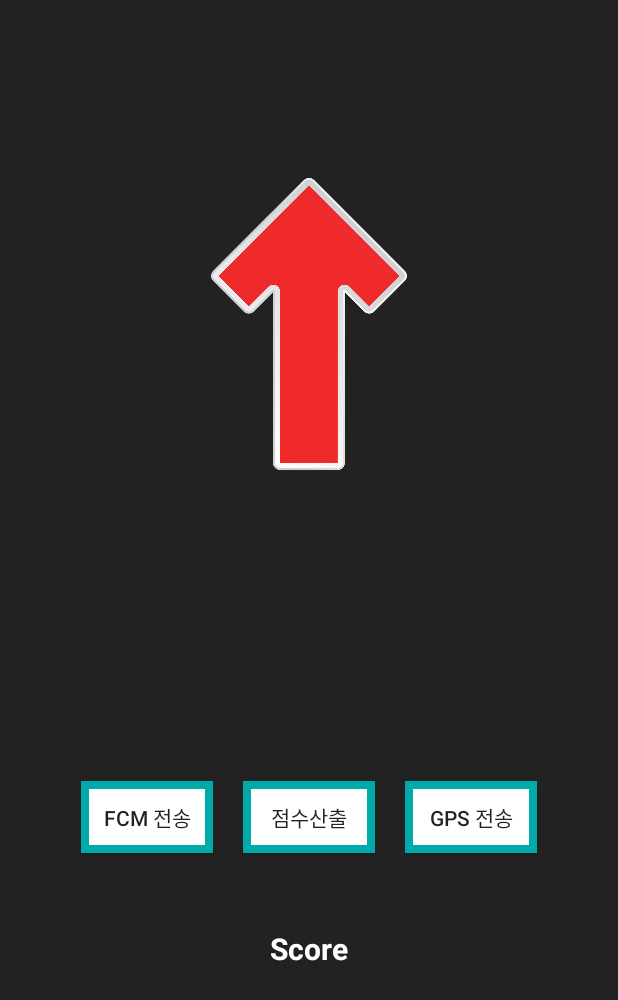
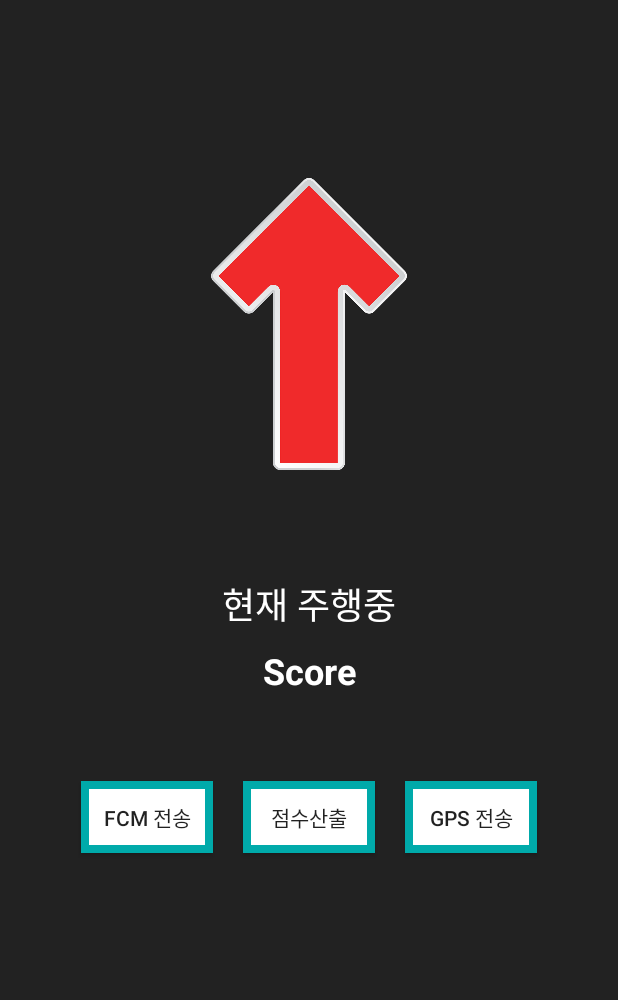
Before and after one commit to devsic/KW_UCC, an Android app: the screen it shows after launch (MainActivity), on a phone screen of 412 x 824 dp. Shown: the top 1000 px of the screen. Run offline under Robolectric (Android 15) with nearby library versions, the phone set to English and light mode, and no system bars; our stand-ins replace RxJava; libraries missing offline, so code that uses them is left out: com.estimote.mustard, com.estimote.proximity_sdk, com.jakewharton.retrofit2; 4 statements that could not run were skipped.

Commit message:
Final revision

```diff
--- a/FCM_ANDROID/app/src/main/java/com/example/anhong_gyeong/fcm_android/FireBaseMessagingService.java
+++ b/FCM_ANDROID/app/src/main/java/com/example/anhong_gyeong/fcm_android/FireBaseMessagingService.java
@@ -14,6 +14,7 @@ import android.util.Log;
 import com.google.firebase.messaging.FirebaseMessagingService;
 import com.google.firebase.messaging.RemoteMessage;
 
+import java.util.HashMap;
 import java.util.Map;
 
 
@@ -41,6 +42,7 @@ public class FireBaseMessagingService extends FirebaseMessagingService {
         // server측에서 body에 data라는 이름으로 보내주기 때문.
         // Key,value형태.
         if (remoteMessage.getData().size() > 0) {
+            Log.d(TAG, "Message data payload: " + remoteMessage.getMessageType());
             Log.d(TAG, "Message data payload: " + remoteMessage.getData());
             if (true) {
                 // Message로 받아온 Data에 대한 처리.
--- a/FCM_ANDROID/app/src/main/java/com/example/anhong_gyeong/fcm_android/RetrofitService.java
+++ b/FCM_ANDROID/app/src/main/java/com/example/anhong_gyeong/fcm_android/RetrofitService.java
@@ -10,7 +10,6 @@ import retrofit2.http.Headers;
 import retrofit2.http.POST;
 
 public interface RetrofitService {
-    // body : parameter로 Json 객체를 전달.
     @Headers("Content-Type: application/json")
     @POST("infos/gps/")
     Observable<RetrofitRepo> postGps(@Body String body);
--- a/FCM_ANDROID/app/src/main/java/com/example/anhong_gyeong/fcm_android/SocketService.java
+++ b/FCM_ANDROID/app/src/main/java/com/example/anhong_gyeong/fcm_android/SocketService.java
@@ -34,7 +34,6 @@ public class SocketService extends Service implements Runnable{
     public void onCreate() {
         super.onCreate();
         SocketThread = new Thread(this);
-
     }
 
     @Override
--- a/FCM_ANDROID/app/src/main/res/layout/activity_main.xml
+++ b/FCM_ANDROID/app/src/main/res/layout/activity_main.xml
@@ -102,10 +102,10 @@
 
     <TextView
         android:id="@+id/textview_subscore" android:layout_width="wrap_content" android:layout_height="wrap_content"
-        android:text="위험 차량 감지!!"
+        android:text="현재 주행중"
         android:textSize="24dp"
-        android:textColor="#FF00"
-        android:visibility="invisible"
+        android:textColor="#FFFF"
+
 
         app:layout_constraintStart_toStartOf="@id/image_arrow"
         app:layout_constraintEnd_toEndOf="@id/image_arrow"
@@ -113,11 +113,26 @@
 
         android:layout_marginTop="20dp"
         />
+    <TextView
+        android:id="@+id/textview_demo_score" android:layout_width="wrap_content" android:layout_height="wrap_content"
+        android:text="Score"
+        android:textSize="24sp"
+        android:textStyle="bold"
+        android:textColor="#FFFF"
+
+        app:layout_constraintStart_toStartOf="@id/textview_subscore"
+        app:layout_constraintEnd_toEndOf="@id/textview_subscore"
+        app:layout_constraintTop_toBottomOf="@id/textview_subscore"
+
+        android:layout_marginTop="10dp"
+        />
+
 
     <Button
         android:id="@+id/button_fcm" android:layout_width="wrap_content" android:layout_height="wrap_content"
         android:background="@drawable/blue_rec"
         android:text="FCM 전송"
+
 
         app:layout_constraintStart_toStartOf="@id/image_arrow"
         app:layout_constraintTop_toBottomOf="@id/textview_subscore"
@@ -151,17 +166,5 @@
 
         android:layout_marginLeft="20dp"
         />
-    <TextView
-        android:id="@+id/textview_demo_score" android:layout_width="wrap_content" android:layout_height="wrap_content"
-        android:text="Score"
-        android:textSize="20sp"
-        android:textStyle="bold"
-        android:textColor="#FFFF"
 
-        app:layout_constraintStart_toStartOf="@id/button_score"
-        app:layout_constraintEnd_toEndOf="@id/button_score"
-        app:layout_constraintTop_toBottomOf="@id/button_score"
-
-        android:layout_marginTop="50dp"
-        />
 </android.support.constraint.ConstraintLayout>
```
Also changed, not shown: FCM_ANDROID/app/src/main/java/com/example/anhong_gyeong/fcm_android/MainActivity.java (+85 -93 lines), 1 other file.
